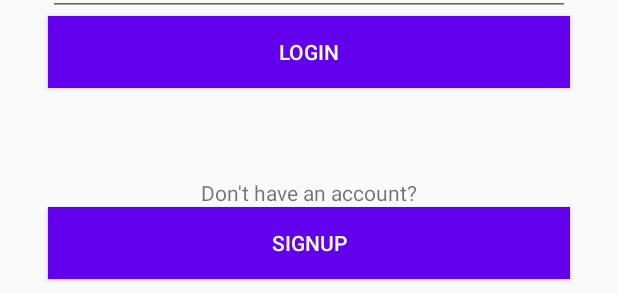
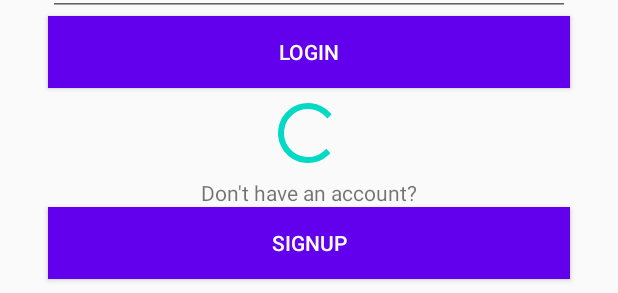
Before and after one commit to isanchezp/Smack, an Android app: the layout activity_login.xml on its own in the app's theme, with its tools: preview values and no code run, on a phone screen of 412 x 824 dp. Shown: the part 168-461 px from the top of the screen. Run offline under Robolectric (Android 15) with nearby library versions, the phone set to English and light mode, and no system bars.

Commit message:
login activity implementation done

```diff
--- a/app/src/main/res/layout/activity_login.xml
+++ b/app/src/main/res/layout/activity_login.xml
@@ -71,4 +71,15 @@
         app:layout_constraintEnd_toEndOf="parent"
         app:layout_constraintStart_toStartOf="parent"
         app:layout_constraintTop_toBottomOf="@+id/textView" />
+
+    <ProgressBar
+        android:id="@+id/pb_login_loader"
+        style="?android:attr/progressBarStyle"
+        android:layout_width="wrap_content"
+        android:layout_height="wrap_content"
+        app:layout_constraintBottom_toTopOf="@+id/textView"
+        app:layout_constraintEnd_toEndOf="parent"
+        app:layout_constraintHorizontal_bias="0.498"
+        app:layout_constraintStart_toStartOf="parent"
+        app:layout_constraintTop_toBottomOf="@+id/btn_login" />
 </androidx.constraintlayout.widget.ConstraintLayout>
```
Also changed, not shown: app/src/main/java/com/ivan/smack/controller/LoginActivity.kt (+42 -5 lines).
